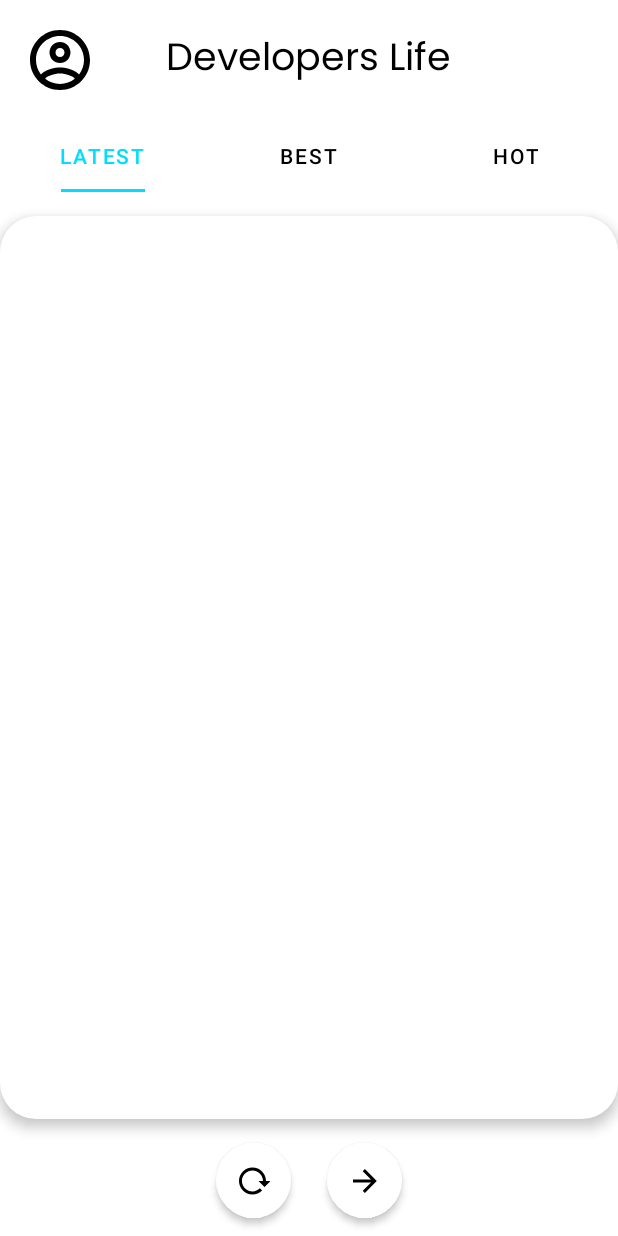
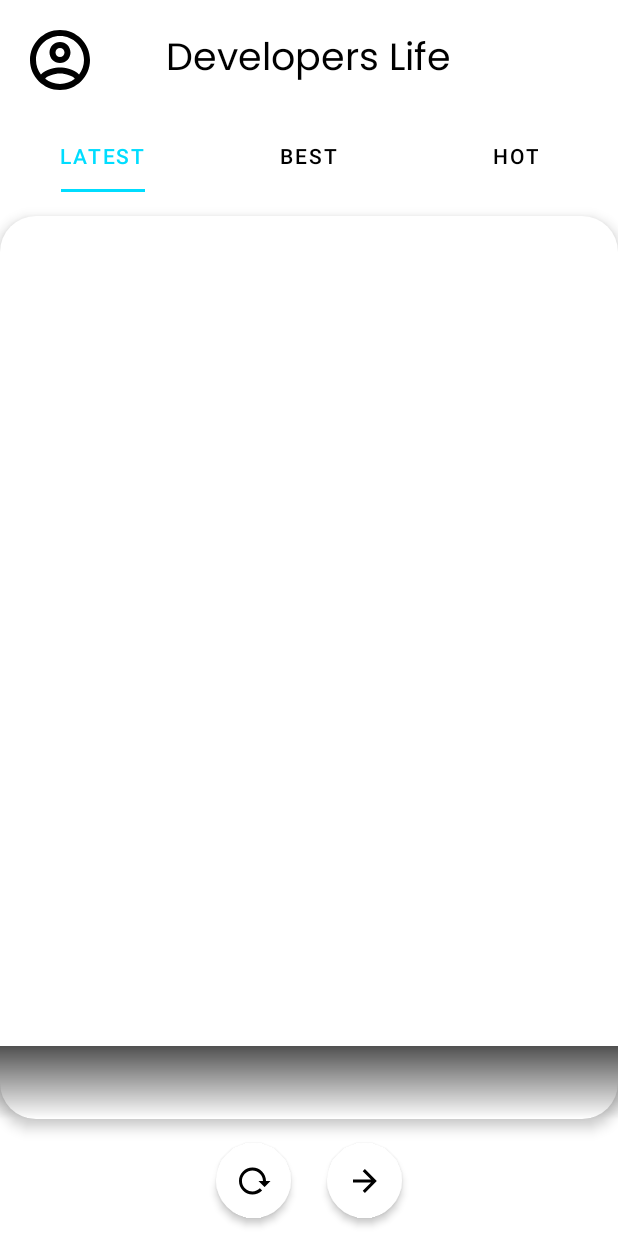
Before and after one commit to DudkoMatt/Dudko, an Android app: the screen it shows after launch (MainActivity), on a phone screen of 412 x 824 dp. Run offline under Robolectric (Android 15) with nearby library versions, the phone set to English and light mode, and no system bars.

Commit message:
feat: Added FrameLayout and added 2 xml layouts

```diff
--- a/app/build.gradle
+++ b/app/build.gradle
@@ -32,6 +32,8 @@ android {
 }
 
 dependencies {
+    def fragment_version = "1.4.1"
+    implementation "androidx.fragment:fragment-ktx:$fragment_version"
 
     implementation 'androidx.core:core-ktx:1.7.0'
     implementation 'androidx.appcompat:appcompat:1.3.0'
--- a/app/src/main/java/com/example/myapplication/MainActivity.kt
+++ b/app/src/main/java/com/example/myapplication/MainActivity.kt
@@ -2,10 +2,21 @@ package com.example.myapplication
 
 import androidx.appcompat.app.AppCompatActivity
 import android.os.Bundle
+import android.widget.ImageButton
+import android.widget.Toast
 
 class MainActivity : AppCompatActivity() {
     override fun onCreate(savedInstanceState: Bundle?) {
         super.onCreate(savedInstanceState)
         setContentView(R.layout.activity_main)
+
+        // Setup onClickListeners
+        findViewById<ImageButton>(R.id.backButton).setOnClickListener {
+            Toast.makeText(applicationContext, "Back - It works!", Toast.LENGTH_LONG).show()
+        }
+
+        findViewById<ImageButton>(R.id.forwardButton).setOnClickListener {
+            Toast.makeText(applicationContext, "Forward - It works!", Toast.LENGTH_LONG).show()
+        }
     }
 }
--- /dev/null
+++ b/app/src/main/java/com/example/myapplication/MainFragment.kt
@@ -0,0 +1,7 @@
+package com.example.myapplication
+
+import androidx.fragment.app.Fragment
+
+class MainFragment: Fragment(R.layout.main_fragment) {
+
+}
--- /dev/null
+++ b/app/src/main/res/drawable/textview_gradient_main.xml
@@ -0,0 +1,8 @@
+<?xml version="1.0" encoding="utf-8"?>
+<shape xmlns:android="http://schemas.android.com/apk/res/android"
+    android:shape="rectangle">
+    <gradient
+        android:startColor="#505050"
+        android:endColor="#00FFFFFF"
+        android:angle="-270" />
+</shape>
--- a/app/src/main/res/layout/activity_main.xml
+++ b/app/src/main/res/layout/activity_main.xml
@@ -104,7 +104,8 @@
             android:text="@string/hot" />
     </com.google.android.material.tabs.TabLayout>
 
-    <ImageView
+    <androidx.fragment.app.FragmentContainerView
+        android:name="com.example.myapplication.MainFragment"
         android:id="@+id/mainImage"
         android:layout_width="0dp"
         android:layout_height="0dp"
@@ -114,9 +115,8 @@
         app:layout_constraintStart_toStartOf="parent"
         app:layout_constraintTop_toBottomOf="@id/tabLayout"
         app:layout_constraintBottom_toTopOf="@id/bottomBarrier"
-        tools:srcCompat="@tools:sample/backgrounds/scenic"
-        android:contentDescription="@string/main_image"
         android:background="@drawable/rounded_main_image"
-        android:elevation="5dp" />
+        android:elevation="5dp"
+        tools:layout="@layout/main_fragment" />
 
 </androidx.constraintlayout.widget.ConstraintLayout>
--- /dev/null
+++ b/app/src/main/res/layout/main_fragment.xml
@@ -0,0 +1,34 @@
+<?xml version="1.0" encoding="utf-8"?>
+<androidx.constraintlayout.widget.ConstraintLayout
+    xmlns:android="http://schemas.android.com/apk/res/android"
+    xmlns:app="http://schemas.android.com/apk/res-auto"
+    xmlns:tools="http://schemas.android.com/tools"
+    android:layout_width="match_parent"
+    android:layout_height="match_parent"
+    tools:context=".MainActivity">
+
+    <ImageView
+        android:id="@+id/mainImage"
+        android:layout_width="0dp"
+        android:layout_height="0dp"
+        android:contentDescription="@string/main_image"
+        app:layout_constraintBottom_toBottomOf="parent"
+        app:layout_constraintEnd_toEndOf="parent"
+        app:layout_constraintStart_toStartOf="parent"
+        app:layout_constraintTop_toTopOf="parent"
+        tools:srcCompat="@tools:sample/backgrounds/scenic" />
+
+    <TextView
+        android:layout_width="match_parent"
+        android:layout_height="wrap_content"
+        android:background="@drawable/textview_gradient_main"
+        android:gravity="start"
+        android:maxLines="1"
+        android:textColor="@color/white"
+        android:textSize="36dp"
+        app:layout_constraintBottom_toBottomOf="@+id/mainImage"
+        app:layout_constraintEnd_toEndOf="parent"
+        app:layout_constraintHorizontal_bias="0.0"
+        app:layout_constraintStart_toStartOf="parent"
+        tools:text="Lorem ipsum dolor sit amet, consectetur adipiscing elit. Integer tempus" />
+</androidx.constraintlayout.widget.ConstraintLayout>
--- a/app/src/main/res/values/strings.xml
+++ b/app/src/main/res/values/strings.xml
@@ -8,4 +8,7 @@
     <string name="main_image" translatable="false">Main Image</string>
     <string name="back">Back</string>
     <string name="next">Next</string>
+    <string name="cloud">Cloud</string>
+    <string name="error_text">An error occurred during loading the image. Check your internet connection.</string>
+    <string name="retry">RETRY</string>
 </resources>
```
Also changed, not shown: app/src/main/java/com/example/myapplication/ErrorFragment.kt (added, +7 -0 lines), app/src/main/res/drawable-v24/ic_cloud_outline.xml (added, +8 -0 lines), app/src/main/res/layout/load_error_fragment.xml (added, +48 -0 lines), 1 other file.
